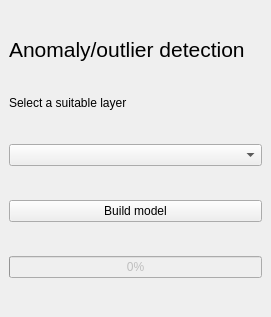
Qt form namari_dockwidget_base.ui (reinvantveer/namari) before a commit.
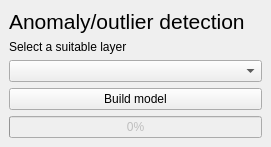
The same form after that commit. Custom widgets are drawn as their Qt base class.

Commit message: fix ui elements in place

```diff
--- a/namari_dockwidget_base.ui
+++ b/namari_dockwidget_base.ui
@@ -7,13 +7,19 @@
     <x>0</x>
     <y>0</y>
     <width>271</width>
-    <height>317</height>
+    <height>177</height>
    </rect>
   </property>
   <property name="windowTitle">
    <string>Namari anomaly detector</string>
   </property>
   <widget class="QWidget" name="dockWidgetContents">
+   <property name="sizePolicy">
+    <sizepolicy hsizetype="Preferred" vsizetype="Fixed">
+     <horstretch>0</horstretch>
+     <verstretch>0</verstretch>
+    </sizepolicy>
+   </property>
    <layout class="QGridLayout" name="gridLayout">
     <item row="2" column="1">
      <widget class="QLabel" name="label">
```
Left out of the diff: 32 changed lines with no effect on the pictures.
